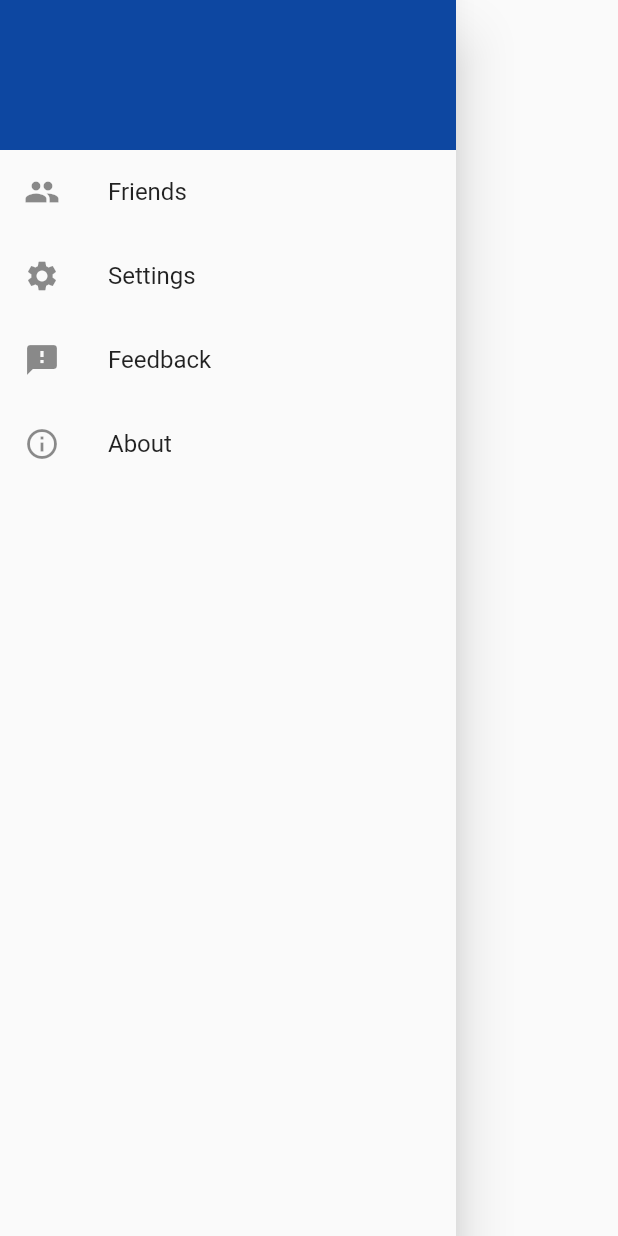
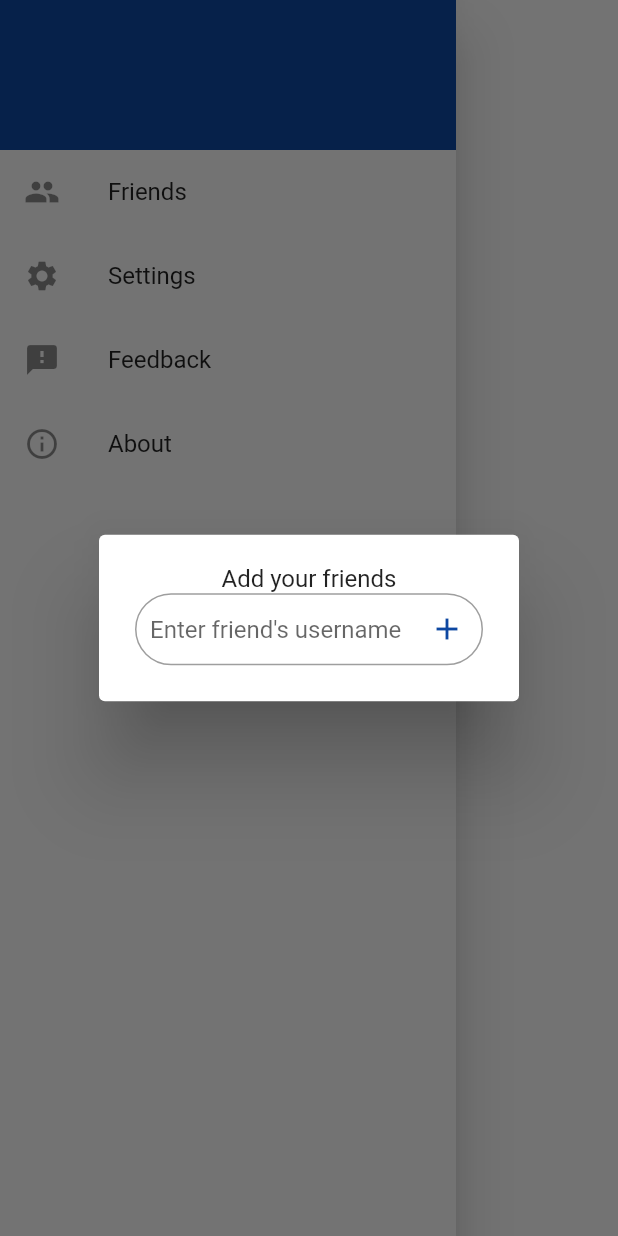
Before and after one commit to Shyam6/CoursifyApp, a Flutter app: what drawer() shows on an empty page, opened directly, after a tap on "Friends", on a phone screen of 412 x 824 dp. Run offline on Flutter 3.47's test engine with Material 2 defaults, Android fonts, the light colour scheme and no system bars; our stand-ins replace shared_preferences, syncfusion_flutter_charts, toast; missing offline and left inert: dart:html, flutter_alarm_clock; accounts and stored records are empty; network calls fail.

Commit message:
Almost Done

```diff
--- a/lib/screens/home.dart
+++ b/lib/screens/home.dart
@@ -23,6 +23,7 @@ class _HomePageState extends State<HomePage> {
   var controller = TextEditingController();
 
   Widget build(BuildContext context) {
+     ToastContext().init(context);
     return SafeArea(
       child: Scaffold(
         resizeToAvoidBottomInset: false,
--- a/lib/screens/leaderboard.dart
+++ b/lib/screens/leaderboard.dart
@@ -2,6 +2,7 @@ import 'package:coursify_app/providers/leaderboard_provider.dart';
 import 'package:coursify_app/widget.dart/friendtile.dart';
 import 'package:flutter/material.dart';
 import 'package:provider/provider.dart';
+import 'package:toast/toast.dart';
 
 class leaderPage extends StatefulWidget {
   const leaderPage({ Key? key }) : super(key: key);
@@ -15,7 +16,7 @@ class _leaderPageState extends State<leaderPage> {
   Widget build(BuildContext context) {
 
      LeaderProvider leadprov = Provider.of<LeaderProvider>(context);
-
+      ToastContext().init(context);
     return SafeArea(child: Scaffold(
        appBar: AppBar(
         title: Text("Leader Board"),
--- a/lib/widget.dart/drawer.dart
+++ b/lib/widget.dart/drawer.dart
@@ -1,3 +1,4 @@
+import 'dart:html';
 import 'dart:ui';
 import 'package:coursify_app/models/friend.dart';
 import 'package:coursify_app/providers/leaderboard_provider.dart';
@@ -6,6 +7,8 @@ import 'package:coursify_app/screens/settings.dart';
 import 'package:flutter/material.dart';
 import 'package:provider/provider.dart';
 import 'package:shared_preferences/shared_preferences.dart';
+import 'package:coursify_app/services/auth_services.dart';
+import 'package:toast/toast.dart';
  String ans ="";
 class drawer extends StatefulWidget {
   const drawer({ Key? key }) : super(key: key);
@@ -18,6 +21,7 @@ class _drawerState extends State<drawer> {
   @override
 
   Widget build(BuildContext context) {
+    var friendcontroller = TextEditingController();
     LeaderProvider leadprov = Provider.of<LeaderProvider>(context);
      SharedPreferences.getInstance().then((prefs) {
       setState(() {
@@ -38,8 +42,52 @@ class _drawerState extends State<drawer> {
           leading: Icon(Icons.people),
           title: Text('Friends'),
            onTap: (){
-           friend neww = friend(name: "Shyam", coursesfinished: 5);
-            leadprov.addFriend(neww);
+          //  friend neww = friend(name: "Shyam", coursesfinished: 5);
+          //   leadprov.addFriend(neww);
+          showDialog(context: context, builder: (BuildContext context){
+                          return BackdropFilter(
+                            filter: ImageFilter.blur(),
+                            child: AlertDialog(
+
+                content : Column(
+                  mainAxisSize: MainAxisSize.min,
+                  children: [
+                    Text("Add your friends"),
+                    TextField(
+                      controller: friendcontroller,
+                      decoration: InputDecoration(
+                        hintText: "Enter friend's username",
+                         contentPadding: EdgeInsets.all(10),
+                  border : OutlineInputBorder(borderRadius: BorderRadius.circular(30)),
+                  suffixIcon: IconButton(
+                    icon: Icon(Icons.add,color:Colors.blue[900]),
+                    onPressed: () async {
+                      int cf ;
+                      var res = await authService.addFriend(friendcontroller.text,ans);
+                      if(res=="user added"){
+                        var coursesfinished = await authService.getFriendDets(friendcontroller.text);
+                        if(coursesfinished!="Could not find the details due error"){
+                           cf = int.parse(coursesfinished);
+                            leadprov.addFriend(friend(name: friendcontroller.text, coursesfinished: cf));
+                            Toast.show(res);
+                        }
+                        else{
+                          Toast.show("User added but couldn't get the details due to error");
+                        }
+                      }
+                      else{
+
+                    Toast.show(res);}
+                    },
+                  ),
+                      ),
+
+                    )
+                  ],
+                )));});
+
+
+
            },
         ),
          ListTile(
```
Also changed, not shown: lib/providers/leaderboard_provider.dart (+22 -0 lines), lib/services/auth_services.dart (+23 -0 lines).
